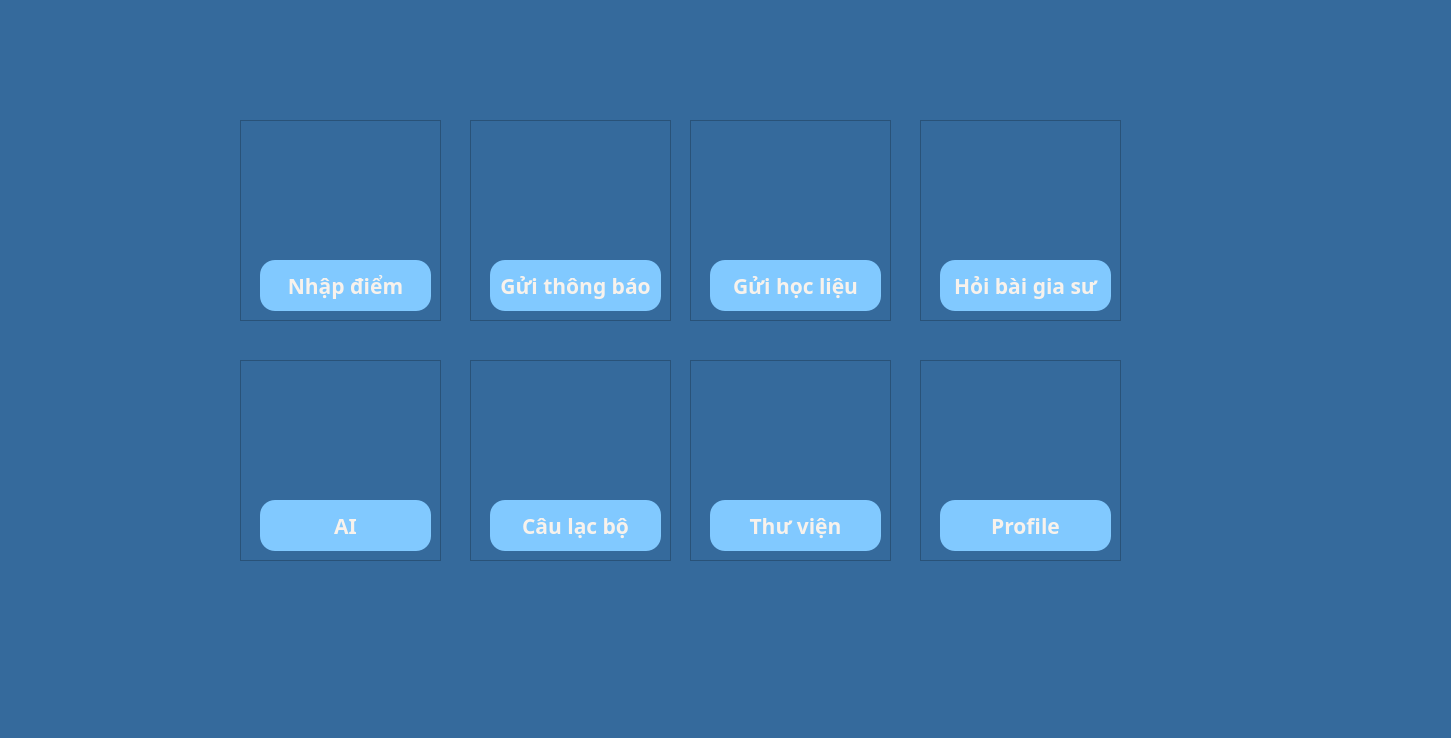
Above: gui/menu_select_tc.ui from DinhPhongNe/MasterEdu_All-In-One-Leaning_and_Management before the change. Below: the same form after it.
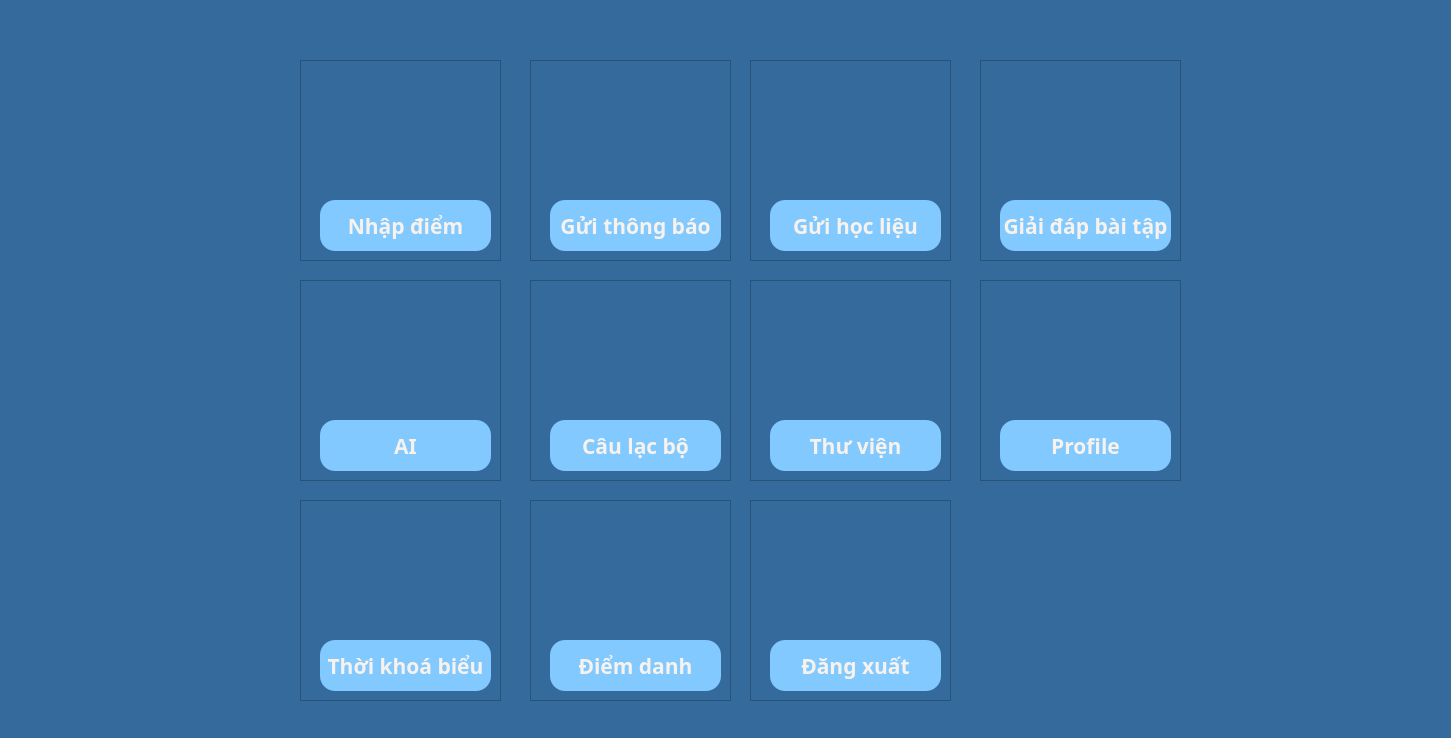
That is the form after the change. Icons and pictures are not drawn.

Commit message: update: add achievement, fix small bugs, revamp a bit logout-login feature

The edit to the form file:
```diff
--- a/gui/menu_select_tc.ui
+++ b/gui/menu_select_tc.ui
@@ -20,8 +20,8 @@
    <widget class="QFrame" name="frame">
     <property name="geometry">
      <rect>
-      <x>240</x>
-      <y>120</y>
+      <x>300</x>
+      <y>60</y>
       <width>201</width>
       <height>201</height>
      </rect>
@@ -86,8 +86,8 @@
    <widget class="QFrame" name="frame_2">
     <property name="geometry">
      <rect>
-      <x>470</x>
-      <y>120</y>
+      <x>530</x>
+      <y>60</y>
       <width>201</width>
       <height>201</height>
      </rect>
@@ -152,8 +152,8 @@
    <widget class="QFrame" name="frame_4">
     <property name="geometry">
      <rect>
-      <x>920</x>
-      <y>120</y>
+      <x>980</x>
+      <y>60</y>
       <width>201</width>
       <height>201</height>
      </rect>
@@ -211,15 +211,15 @@
 color: #F8F2EC;</string>
      </property>
      <property name="text">
-      <string>Hỏi bài gia sư</string>
+      <string>Giải đáp bài tập</string>
      </property>
     </widget>
    </widget>
    <widget class="QFrame" name="frame_5">
     <property name="geometry">
      <rect>
-      <x>690</x>
-      <y>120</y>
+      <x>750</x>
+      <y>60</y>
       <width>201</width>
       <height>201</height>
      </rect>
@@ -284,8 +284,8 @@
    <widget class="QFrame" name="frame_6">
     <property name="geometry">
      <rect>
-      <x>470</x>
-      <y>360</y>
+      <x>530</x>
+      <y>280</y>
       <width>201</width>
       <height>201</height>
      </rect>
@@ -350,8 +350,8 @@
    <widget class="QFrame" name="frame_9">
     <property name="geometry">
      <rect>
-      <x>690</x>
-      <y>360</y>
+      <x>750</x>
+      <y>280</y>
       <width>201</width>
       <height>201</height>
      </rect>
@@ -416,8 +416,8 @@
    <widget class="QFrame" name="frame_10">
     <property name="geometry">
      <rect>
-      <x>240</x>
-      <y>360</y>
+      <x>300</x>
+      <y>280</y>
       <width>201</width>
       <height>201</height>
      </rect>
@@ -482,8 +482,8 @@
    <widget class="QFrame" name="frame_12">
     <property name="geometry">
      <rect>
-      <x>920</x>
-      <y>360</y>
+      <x>980</x>
+      <y>280</y>
       <width>201</width>
       <height>201</height>
      </rect>
@@ -545,6 +545,204 @@
      </property>
     </widget>
    </widget>
+   <widget class="QFrame" name="frame_15">
+    <property name="geometry">
+     <rect>
+      <x>750</x>
+      <y>500</y>
+      <width>201</width>
+      <height>201</height>
+     </rect>
+    </property>
+    <property name="frameShape">
+     <enum>QFrame::StyledPanel</enum>
+    </property>
+    <property name="frameShadow">
+     <enum>QFrame::Raised</enum>
+    </property>
+    <widget class="QLabel" name="label_20">
+     <property name="geometry">
+      <rect>
+       <x>40</x>
+       <y>10</y>
+       <width>121</width>
+       <height>121</height>
+      </rect>
+     </property>
+     <property name="text">
+      <string/>
+     </property>
+     <property name="pixmap">
+      <pixmap>icon_pack/icon_16.png</pixmap>
+     </property>
+     <property name="scaledContents">
+      <bool>true</bool>
+     </property>
+    </widget>
+    <widget class="QPushButton" name="logout">
+     <property name="geometry">
+      <rect>
+       <x>20</x>
+       <y>140</y>
+       <width>171</width>
+       <height>51</height>
+      </rect>
+     </property>
+     <property name="font">
+      <font>
+       <family>Bahnschrift</family>
+       <pointsize>16</pointsize>
+       <weight>75</weight>
+       <italic>false</italic>
+       <bold>true</bold>
+      </font>
+     </property>
+     <property name="cursor">
+      <cursorShape>PointingHandCursor</cursorShape>
+     </property>
+     <property name="styleSheet">
+      <string notr="true">border-radius: 15px;
+font: 600 16pt &quot;Bahnschrift&quot;;
+background-color:rgb(129, 201, 255);
+color: #F8F2EC;</string>
+     </property>
+     <property name="text">
+      <string>Đăng xuất</string>
+     </property>
+    </widget>
+   </widget>
+   <widget class="QFrame" name="frame_14">
+    <property name="geometry">
+     <rect>
+      <x>530</x>
+      <y>500</y>
+      <width>201</width>
+      <height>201</height>
+     </rect>
+    </property>
+    <property name="frameShape">
+     <enum>QFrame::StyledPanel</enum>
+    </property>
+    <property name="frameShadow">
+     <enum>QFrame::Raised</enum>
+    </property>
+    <widget class="QLabel" name="label_19">
+     <property name="geometry">
+      <rect>
+       <x>40</x>
+       <y>10</y>
+       <width>121</width>
+       <height>121</height>
+      </rect>
+     </property>
+     <property name="text">
+      <string/>
+     </property>
+     <property name="pixmap">
+      <pixmap>icon_pack/icon_14.png</pixmap>
+     </property>
+     <property name="scaledContents">
+      <bool>true</bool>
+     </property>
+    </widget>
+    <widget class="QPushButton" name="attendance">
+     <property name="geometry">
+      <rect>
+       <x>20</x>
+       <y>140</y>
+       <width>171</width>
+       <height>51</height>
+      </rect>
+     </property>
+     <property name="font">
+      <font>
+       <family>Bahnschrift</family>
+       <pointsize>16</pointsize>
+       <weight>75</weight>
+       <italic>false</italic>
+       <bold>true</bold>
+      </font>
+     </property>
+     <property name="cursor">
+      <cursorShape>PointingHandCursor</cursorShape>
+     </property>
+     <property name="styleSheet">
+      <string notr="true">border-radius: 15px;
+font: 600 16pt &quot;Bahnschrift&quot;;
+background-color:rgb(129, 201, 255);
+color: #F8F2EC;</string>
+     </property>
+     <property name="text">
+      <string>Điểm danh</string>
+     </property>
+    </widget>
+   </widget>
+   <widget class="QFrame" name="frame_16">
+    <property name="geometry">
+     <rect>
+      <x>300</x>
+      <y>500</y>
+      <width>201</width>
+      <height>201</height>
+     </rect>
+    </property>
+    <property name="frameShape">
+     <enum>QFrame::StyledPanel</enum>
+    </property>
+    <property name="frameShadow">
+     <enum>QFrame::Raised</enum>
+    </property>
+    <widget class="QLabel" name="label_21">
+     <property name="geometry">
+      <rect>
+       <x>40</x>
+       <y>10</y>
+       <width>121</width>
+       <height>121</height>
+      </rect>
+     </property>
+     <property name="text">
+      <string/>
+     </property>
+     <property name="pixmap">
+      <pixmap>icon_pack/icon_15.png</pixmap>
+     </property>
+     <property name="scaledContents">
+      <bool>true</bool>
+     </property>
+    </widget>
+    <widget class="QPushButton" name="timetable">
+     <property name="geometry">
+      <rect>
+       <x>20</x>
+       <y>140</y>
+       <width>171</width>
+       <height>51</height>
+      </rect>
+     </property>
+     <property name="font">
+      <font>
+       <family>Bahnschrift</family>
+       <pointsize>16</pointsize>
+       <weight>75</weight>
+       <italic>false</italic>
+       <bold>true</bold>
+      </font>
+     </property>
+     <property name="cursor">
+      <cursorShape>PointingHandCursor</cursorShape>
+     </property>
+     <property name="styleSheet">
+      <string notr="true">border-radius: 15px;
+font: 600 16pt &quot;Bahnschrift&quot;;
+background-color:rgb(129, 201, 255);
+color: #F8F2EC;</string>
+     </property>
+     <property name="text">
+      <string>Thời khoá biểu</string>
+     </property>
+    </widget>
+   </widget>
   </widget>
  </widget>
  <resources/>
```
The commit also changes 9 other files.
